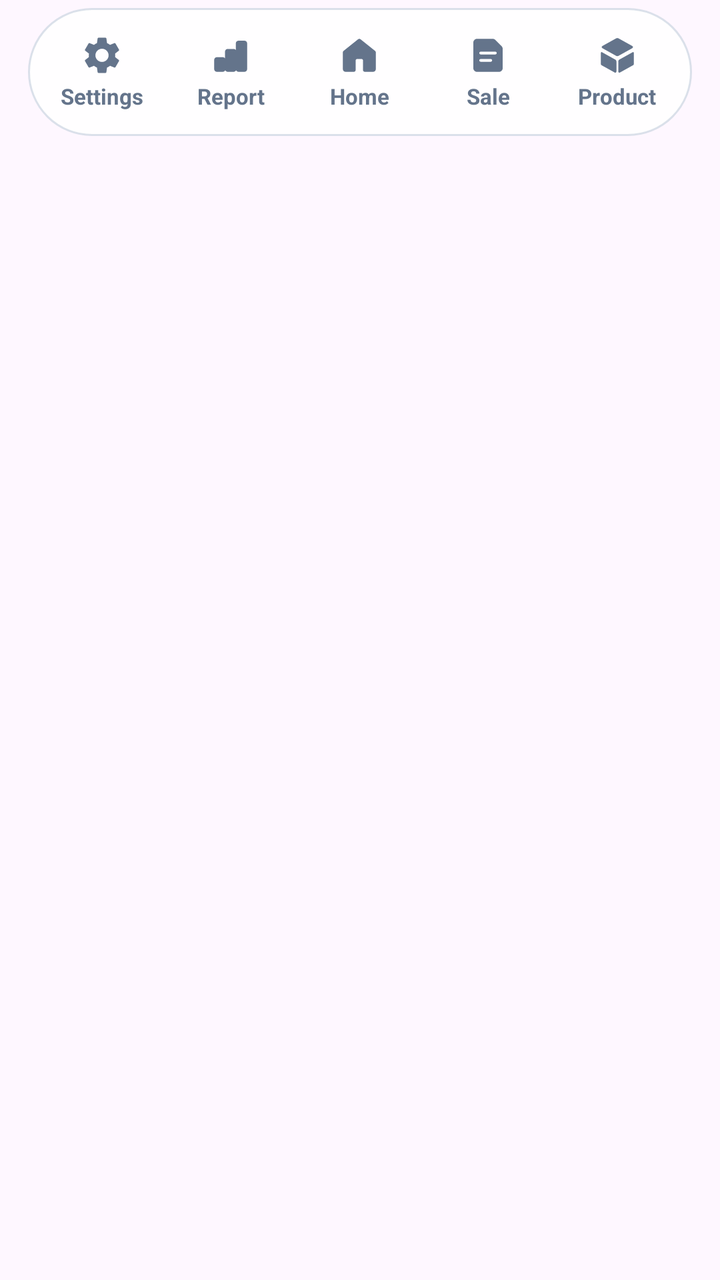
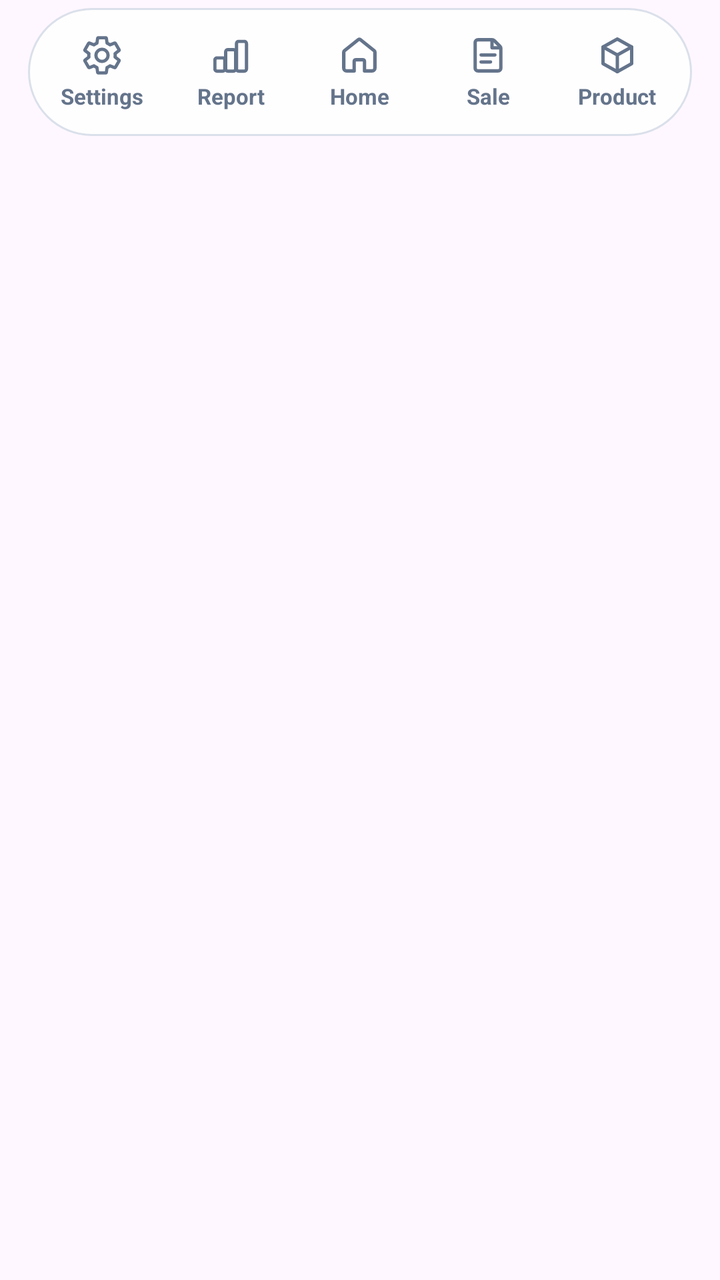

Screens rendered from an Android XML layout before and after an edit, with the pre-edit source and the edit as a unified diff.
<!-- AndroidManifest.xml: application theme Theme.InFlowPremium -->
<!-- res/layout/view_bottom_nav.xml -->
<?xml version="1.0" encoding="utf-8"?>
<FrameLayout xmlns:android="http://schemas.android.com/apk/res/android"
    xmlns:app="http://schemas.android.com/apk/res-auto"
    android:layout_width="match_parent"
    android:layout_height="wrap_content"
    android:layout_gravity="bottom"
    android:background="@android:color/transparent"
    android:paddingHorizontal="14dp"
    android:paddingTop="4dp"
    android:paddingBottom="12dp">

    
    <LinearLayout
        android:layout_width="match_parent"
        android:layout_height="64dp"
        android:background="@drawable/bg_nav_capsule"
        android:baselineAligned="false"
        android:elevation="12dp"
        android:gravity="center_vertical"
        android:orientation="horizontal"
        android:padding="5dp">

        
        <LinearLayout
            android:id="@+id/navTabSettings"
            android:layout_width="0dp"
            android:layout_height="match_parent"
            android:layout_weight="1"
            android:clickable="true"
            android:focusable="true"
            android:gravity="center"
            android:orientation="vertical">

            <ImageView
                android:id="@+id/ivNavSettings"
                android:layout_width="22dp"
                android:layout_height="22dp"
                android:contentDescription="Settings"
                android:src="@drawable/ic_nav_settings"
                app:tint="#64748B" />

            <TextView
                android:id="@+id/tvNavSettings"
                android:layout_width="wrap_content"
                android:layout_height="wrap_content"
                android:layout_marginTop="2dp"
                android:text="Settings"
                android:textColor="#64748B"
                android:textSize="11sp"
                android:textStyle="bold" />
        </LinearLayout>

        
        <LinearLayout
            android:id="@+id/navTabReport"
            android:layout_width="0dp"
            android:layout_height="match_parent"
            android:layout_weight="1"
            android:clickable="true"
            android:focusable="true"
            android:gravity="center"
            android:orientation="vertical">

            <ImageView
                android:id="@+id/ivNavReport"
                android:layout_width="22dp"
                android:layout_height="22dp"
                android:contentDescription="Report"
                android:src="@drawable/ic_nav_report"
                app:tint="#64748B" />

            <TextView
                android:id="@+id/tvNavReport"
                android:layout_width="wrap_content"
                android:layout_height="wrap_content"
                android:layout_marginTop="2dp"
                android:text="Report"
                android:textColor="#64748B"
                android:textSize="11sp"
                android:textStyle="bold" />
        </LinearLayout>

        
        <LinearLayout
            android:id="@+id/navTabHome"
            android:layout_width="0dp"
            android:layout_height="match_parent"
            android:layout_weight="1"
            android:clickable="true"
            android:focusable="true"
            android:gravity="center"
            android:orientation="vertical">

            <ImageView
                android:id="@+id/ivNavHome"
                android:layout_width="22dp"
                android:layout_height="22dp"
                android:contentDescription="Home"
                android:src="@drawable/ic_nav_home"
                app:tint="#64748B" />

            <TextView
                android:id="@+id/tvNavHome"
                android:layout_width="wrap_content"
                android:layout_height="wrap_content"
                android:layout_marginTop="2dp"
                android:text="Home"
                android:textColor="#64748B"
                android:textSize="11sp"
                android:textStyle="bold" />
        </LinearLayout>

        
        <LinearLayout
            android:id="@+id/navTabSo"
            android:layout_width="0dp"
            android:layout_height="match_parent"
            android:layout_weight="1"
            android:clickable="true"
            android:focusable="true"
            android:gravity="center"
            android:orientation="vertical">

            <ImageView
                android:id="@+id/ivNavSo"
                android:layout_width="22dp"
                android:layout_height="22dp"
                android:contentDescription="Sales Orders"
                android:src="@drawable/ic_nav_so"
                app:tint="#64748B" />

            <TextView
                android:id="@+id/tvNavSo"
                android:layout_width="wrap_content"
                android:layout_height="wrap_content"
                android:layout_marginTop="2dp"
                android:text="Sale"
                android:textColor="#64748B"
                android:textSize="11sp"
                android:textStyle="bold" />
        </LinearLayout>

        
        <LinearLayout
            android:id="@+id/navTabProduct"
            android:layout_width="0dp"
            android:layout_height="match_parent"
            android:layout_weight="1"
            android:clickable="true"
            android:focusable="true"
            android:gravity="center"
            android:orientation="vertical">

            <ImageView
                android:id="@+id/ivNavProduct"
                android:layout_width="22dp"
                android:layout_height="22dp"
                android:contentDescription="Product"
                android:src="@drawable/ic_nav_product"
                app:tint="#64748B" />

            <TextView
                android:id="@+id/tvNavProduct"
                android:layout_width="wrap_content"
                android:layout_height="wrap_content"
                android:layout_marginTop="2dp"
                android:text="Product"
                android:textColor="#64748B"
                android:textSize="11sp"
                android:textStyle="bold" />
        </LinearLayout>

    </LinearLayout>
</FrameLayout>
<!-- resources referenced by this layout -->
<resources>
  <!-- drawable ic_nav_home (drawable) -->
  <?xml version="1.0" encoding="utf-8"?>
  <vector xmlns:android="http://schemas.android.com/apk/res/android"
      android:width="24dp"
      android:height="24dp"
      android:viewportWidth="24"
      android:viewportHeight="24">
      <path
          android:fillColor="#FFFFFFFF"
          android:pathData="M11.35,3.22c0.38,-0.3 0.92,-0.3 1.3,0l8,6.4C20.87,9.8 21,10.07 21,10.35V19.5c0,0.83 -0.67,1.5 -1.5,1.5H15c-0.55,0 -1,-0.45 -1,-1v-5.2c0,-0.44 -0.36,-0.8 -0.8,-0.8h-2.4c-0.44,0 -0.8,0.36 -0.8,0.8V20c0,0.55 -0.45,1 -1,1H4.5C3.67,21 3,20.33 3,19.5v-9.15c0,-0.28 0.13,-0.55 0.35,-0.73L11.35,3.22z" />
  </vector>
  <!-- drawable ic_nav_product (drawable) -->
  <?xml version="1.0" encoding="utf-8"?>
  <vector xmlns:android="http://schemas.android.com/apk/res/android"
      android:width="24dp"
      android:height="24dp"
      android:viewportWidth="24"
      android:viewportHeight="24">
      <path
          android:fillColor="#FFFFFFFF"
          android:pathData="M12.69,2.76l7.5,4.17c0.45,0.25 0.45,0.9 0,1.15L12.69,12.25c-0.43,0.24 -0.95,0.24 -1.38,0L3.81,8.08c-0.45,-0.25 -0.45,-0.9 0,-1.15l7.5,-4.17C11.74,2.52 12.26,2.52 12.69,2.76zM3.5,10.22l7.4,4.11c0.37,0.21 0.6,0.6 0.6,1.02v5.48c0,0.47 -0.5,0.78 -0.92,0.55l-7.17,-3.98C3.16,17.25 3,16.98 3,16.69V10.8C3,10.32 3.5,10.02 3.5,10.22zM20.5,10.22c0,-0.2 0.5,0.1 0.5,0.58v5.89c0,0.29 -0.16,0.56 -0.41,0.7l-7.17,3.98c-0.42,0.23 -0.92,-0.08 -0.92,-0.55v-5.48c0,-0.42 0.23,-0.81 0.6,-1.02L20.5,10.22z" />
  </vector>
  <!-- drawable ic_nav_report (drawable) -->
  <?xml version="1.0" encoding="utf-8"?>
  <vector xmlns:android="http://schemas.android.com/apk/res/android"
      android:width="24dp"
      android:height="24dp"
      android:viewportWidth="24"
      android:viewportHeight="24">
      <path
          android:fillColor="#FFFFFFFF"
          android:pathData="M4.5,13h3.2c0.83,0 1.5,0.67 1.5,1.5v5c0,0.83 -0.67,1.5 -1.5,1.5H4.5C3.67,21 3,20.33 3,19.5v-5C3,13.67 3.67,13 4.5,13zM10.4,8.5h3.2c0.83,0 1.5,0.67 1.5,1.5v9.5c0,0.83 -0.67,1.5 -1.5,1.5h-3.2c-0.83,0 -1.5,-0.67 -1.5,-1.5V10C8.9,9.17 9.57,8.5 10.4,8.5zM16.3,4h3.2C20.33,4 21,4.67 21,5.5v14c0,0.83 -0.67,1.5 -1.5,1.5h-3.2c-0.83,0 -1.5,-0.67 -1.5,-1.5v-14C14.8,4.67 15.47,4 16.3,4z" />
  </vector>
  <!-- drawable ic_nav_settings (drawable) -->
  <?xml version="1.0" encoding="utf-8"?>
  <vector xmlns:android="http://schemas.android.com/apk/res/android"
      android:width="24dp"
      android:height="24dp"
      android:viewportWidth="24"
      android:viewportHeight="24">
      <path
          android:fillColor="#FFFFFFFF"
          android:pathData="M19.14,12.94c0.04,-0.3 0.06,-0.61 0.06,-0.94c0,-0.32 -0.02,-0.64 -0.07,-0.94l2.03,-1.58c0.18,-0.14 0.23,-0.41 0.12,-0.61l-1.92,-3.32c-0.12,-0.22 -0.37,-0.29 -0.59,-0.22l-2.39,0.96c-0.5,-0.38 -1.03,-0.7 -1.62,-0.94L14.4,2.81c-0.04,-0.24 -0.24,-0.41 -0.48,-0.41h-3.84c-0.24,0 -0.43,0.17 -0.47,0.41L9.25,5.35C8.66,5.59 8.12,5.92 7.63,6.29L5.24,5.33c-0.22,-0.08 -0.47,0 -0.59,0.22L2.74,8.87C2.62,9.08 2.66,9.34 2.86,9.48l2.03,1.58C4.84,11.36 4.8,11.69 4.8,12s0.02,0.64 0.07,0.94l-2.03,1.58c-0.18,0.14 -0.23,0.41 -0.12,0.61l1.92,3.32c0.12,0.22 0.37,0.29 0.59,0.22l2.39,-0.96c0.5,0.38 1.03,0.7 1.62,0.94l0.36,2.54c0.05,0.24 0.24,0.41 0.48,0.41h3.84c0.24,0 0.44,-0.17 0.47,-0.41l0.36,-2.54c0.59,-0.24 1.13,-0.56 1.62,-0.94l2.39,0.96c0.22,0.08 0.47,0 0.59,-0.22l1.92,-3.32c0.12,-0.22 0.07,-0.47 -0.12,-0.61L19.14,12.94zM12,15.6c-1.98,0 -3.6,-1.62 -3.6,-3.6s1.62,-3.6 3.6,-3.6s3.6,1.62 3.6,3.6S13.98,15.6 12,15.6z" />
  </vector>
  <!-- drawable ic_nav_so (drawable) -->
  <?xml version="1.0" encoding="utf-8"?>
  <vector xmlns:android="http://schemas.android.com/apk/res/android"
      android:width="24dp"
      android:height="24dp"
      android:viewportWidth="24"
      android:viewportHeight="24">
      <path
          android:fillColor="#FFFFFFFF"
          android:pathData="M6,3h8.59c0.53,0 1.04,0.21 1.41,0.59l3.41,3.41C19.79,7.37 20,7.88 20,8.41V19c0,1.1 -0.9,2 -2,2H6c-1.1,0 -2,-0.9 -2,-2V5C4,3.9 4.9,3 6,3zM8,11.5h8c0.41,0 0.75,-0.34 0.75,-0.75S16.41,10 16,10H8c-0.41,0 -0.75,0.34 -0.75,0.75S7.59,11.5 8,11.5zM8,15.5h5.5c0.41,0 0.75,-0.34 0.75,-0.75S13.91,14 13.5,14H8c-0.41,0 -0.75,0.34 -0.75,0.75S7.59,15.5 8,15.5z" />
  </vector>
  <!-- unchanged entries left out for length: 5 -->
</resources>

<!-- the commit's change to res/layout/view_bottom_nav.xml (unified diff, before → after) -->
@@ -5,14 +5,18 @@
     android:layout_height="wrap_content"
     android:layout_gravity="bottom"
     android:background="@android:color/transparent"
+    android:clipChildren="false"
+    android:clipToPadding="false"
     android:paddingHorizontal="14dp"
     android:paddingTop="4dp"
     android:paddingBottom="12dp">
 
     
     <LinearLayout
+        android:id="@+id/navCapsulePill"
         android:layout_width="match_parent"
         android:layout_height="64dp"
+        android:layout_gravity="center_horizontal"
         android:background="@drawable/bg_nav_capsule"
         android:baselineAligned="false"
         android:elevation="12dp"
@@ -36,7 +40,7 @@
                 android:layout_width="22dp"
                 android:layout_height="22dp"
                 android:contentDescription="Settings"
-                android:src="@drawable/ic_nav_settings"
+                android:src="@drawable/ic_nav_settings_outline"
                 app:tint="#64748B" />
 
             <TextView
@@ -66,7 +70,7 @@
                 android:layout_width="22dp"
                 android:layout_height="22dp"
                 android:contentDescription="Report"
-                android:src="@drawable/ic_nav_report"
+                android:src="@drawable/ic_nav_report_outline"
                 app:tint="#64748B" />
 
             <TextView
@@ -96,7 +100,7 @@
                 android:layout_width="22dp"
                 android:layout_height="22dp"
                 android:contentDescription="Home"
-                android:src="@drawable/ic_nav_home"
+                android:src="@drawable/ic_nav_home_outline"
                 app:tint="#64748B" />
 
             <TextView
@@ -126,7 +130,7 @@
                 android:layout_width="22dp"
                 android:layout_height="22dp"
                 android:contentDescription="Sales Orders"
-                android:src="@drawable/ic_nav_so"
+                android:src="@drawable/ic_nav_so_outline"
                 app:tint="#64748B" />
 
             <TextView
@@ -156,7 +160,7 @@
                 android:layout_width="22dp"
                 android:layout_height="22dp"
                 android:contentDescription="Product"
-                android:src="@drawable/ic_nav_product"
+                android:src="@drawable/ic_nav_product_outline"
                 app:tint="#64748B" />
 
             <TextView
<!-- resource entries referenced after the edit -->
@@ -1,6 +1,6 @@
 <!-- resources referenced by this layout -->
 <resources>
-  <!-- drawable ic_nav_home (drawable) -->
+  <!-- drawable ic_nav_home_outline (drawable) -->
   <?xml version="1.0" encoding="utf-8"?>
   <vector xmlns:android="http://schemas.android.com/apk/res/android"
       android:width="24dp"
@@ -8,10 +8,14 @@
       android:viewportWidth="24"
       android:viewportHeight="24">
       <path
-          android:fillColor="#FFFFFFFF"
-          android:pathData="M11.35,3.22c0.38,-0.3 0.92,-0.3 1.3,0l8,6.4C20.87,9.8 21,10.07 21,10.35V19.5c0,0.83 -0.67,1.5 -1.5,1.5H15c-0.55,0 -1,-0.45 -1,-1v-5.2c0,-0.44 -0.36,-0.8 -0.8,-0.8h-2.4c-0.44,0 -0.8,0.36 -0.8,0.8V20c0,0.55 -0.45,1 -1,1H4.5C3.67,21 3,20.33 3,19.5v-9.15c0,-0.28 0.13,-0.55 0.35,-0.73L11.35,3.22z" />
+          android:fillColor="#00000000"
+          android:pathData="M11.35,3.5c0.38,-0.3 0.92,-0.3 1.3,0l7.5,6.0c0.22,0.18 0.35,0.45 0.35,0.73V19c0,0.83 -0.67,1.5 -1.5,1.5h-4.2v-5.3c0,-0.44 -0.36,-0.8 -0.8,-0.8h-4c-0.44,0 -0.8,0.36 -0.8,0.8V20.5H5c-0.83,0 -1.5,-0.67 -1.5,-1.5v-8.77c0,-0.28 0.13,-0.55 0.35,-0.73L11.35,3.5z"
+          android:strokeColor="#FFFFFFFF"
+          android:strokeLineCap="round"
+          android:strokeLineJoin="round"
+          android:strokeWidth="1.85" />
   </vector>
-  <!-- drawable ic_nav_product (drawable) -->
+  <!-- drawable ic_nav_product_outline (drawable) -->
   <?xml version="1.0" encoding="utf-8"?>
   <vector xmlns:android="http://schemas.android.com/apk/res/android"
       android:width="24dp"
@@ -19,10 +23,21 @@
       android:viewportWidth="24"
       android:viewportHeight="24">
       <path
-          android:fillColor="#FFFFFFFF"
-          android:pathData="M12.69,2.76l7.5,4.17c0.45,0.25 0.45,0.9 0,1.15L12.69,12.25c-0.43,0.24 -0.95,0.24 -1.38,0L3.81,8.08c-0.45,-0.25 -0.45,-0.9 0,-1.15l7.5,-4.17C11.74,2.52 12.26,2.52 12.69,2.76zM3.5,10.22l7.4,4.11c0.37,0.21 0.6,0.6 0.6,1.02v5.48c0,0.47 -0.5,0.78 -0.92,0.55l-7.17,-3.98C3.16,17.25 3,16.98 3,16.69V10.8C3,10.32 3.5,10.02 3.5,10.22zM20.5,10.22c0,-0.2 0.5,0.1 0.5,0.58v5.89c0,0.29 -0.16,0.56 -0.41,0.7l-7.17,3.98c-0.42,0.23 -0.92,-0.08 -0.92,-0.55v-5.48c0,-0.42 0.23,-0.81 0.6,-1.02L20.5,10.22z" />
+          android:fillColor="#00000000"
+          android:pathData="M12,3.1l7.8,4.35v9.1L12,20.9l-7.8,-4.35v-9.1L12,3.1z"
+          android:strokeColor="#FFFFFFFF"
+          android:strokeLineCap="round"
+          android:strokeLineJoin="round"
+          android:strokeWidth="1.85" />
+      <path
+          android:fillColor="#00000000"
+          android:pathData="M4.2,7.45L12,11.8l7.8,-4.35M12,11.8v9.1"
+          android:strokeColor="#FFFFFFFF"
+          android:strokeLineCap="round"
+          android:strokeLineJoin="round"
+          android:strokeWidth="1.85" />
   </vector>
-  <!-- drawable ic_nav_report (drawable) -->
+  <!-- drawable ic_nav_report_outline (drawable) -->
   <?xml version="1.0" encoding="utf-8"?>
   <vector xmlns:android="http://schemas.android.com/apk/res/android"
       android:width="24dp"
@@ -30,10 +45,14 @@
       android:viewportWidth="24"
       android:viewportHeight="24">
       <path
-          android:fillColor="#FFFFFFFF"
-          android:pathData="M4.5,13h3.2c0.83,0 1.5,0.67 1.5,1.5v5c0,0.83 -0.67,1.5 -1.5,1.5H4.5C3.67,21 3,20.33 3,19.5v-5C3,13.67 3.67,13 4.5,13zM10.4,8.5h3.2c0.83,0 1.5,0.67 1.5,1.5v9.5c0,0.83 -0.67,1.5 -1.5,1.5h-3.2c-0.83,0 -1.5,-0.67 -1.5,-1.5V10C8.9,9.17 9.57,8.5 10.4,8.5zM16.3,4h3.2C20.33,4 21,4.67 21,5.5v14c0,0.83 -0.67,1.5 -1.5,1.5h-3.2c-0.83,0 -1.5,-0.67 -1.5,-1.5v-14C14.8,4.67 15.47,4 16.3,4z" />
+          android:fillColor="#00000000"
+          android:pathData="M4.5,13.4h3.2c0.6,0 1.1,0.5 1.1,1.1v5c0,0.6 -0.5,1.1 -1.1,1.1H4.5c-0.6,0 -1.1,-0.5 -1.1,-1.1v-5C3.4,13.9 3.9,13.4 4.5,13.4zM10.4,8.9h3.2c0.6,0 1.1,0.5 1.1,1.1v9.5c0,0.6 -0.5,1.1 -1.1,1.1h-3.2c-0.6,0 -1.1,-0.5 -1.1,-1.1V10C9.3,9.4 9.8,8.9 10.4,8.9zM16.3,4.4h3.2c0.6,0 1.1,0.5 1.1,1.1v14c0,0.6 -0.5,1.1 -1.1,1.1h-3.2c-0.6,0 -1.1,-0.5 -1.1,-1.1v-14C15.2,4.9 15.7,4.4 16.3,4.4z"
+          android:strokeColor="#FFFFFFFF"
+          android:strokeLineCap="round"
+          android:strokeLineJoin="round"
+          android:strokeWidth="1.8" />
   </vector>
-  <!-- drawable ic_nav_settings (drawable) -->
+  <!-- drawable ic_nav_settings_outline (drawable) -->
   <?xml version="1.0" encoding="utf-8"?>
   <vector xmlns:android="http://schemas.android.com/apk/res/android"
       android:width="24dp"
@@ -41,10 +60,21 @@
       android:viewportWidth="24"
       android:viewportHeight="24">
       <path
-          android:fillColor="#FFFFFFFF"
-          android:pathData="M19.14,12.94c0.04,-0.3 0.06,-0.61 0.06,-0.94c0,-0.32 -0.02,-0.64 -0.07,-0.94l2.03,-1.58c0.18,-0.14 0.23,-0.41 0.12,-0.61l-1.92,-3.32c-0.12,-0.22 -0.37,-0.29 -0.59,-0.22l-2.39,0.96c-0.5,-0.38 -1.03,-0.7 -1.62,-0.94L14.4,2.81c-0.04,-0.24 -0.24,-0.41 -0.48,-0.41h-3.84c-0.24,0 -0.43,0.17 -0.47,0.41L9.25,5.35C8.66,5.59 8.12,5.92 7.63,6.29L5.24,5.33c-0.22,-0.08 -0.47,0 -0.59,0.22L2.74,8.87C2.62,9.08 2.66,9.34 2.86,9.48l2.03,1.58C4.84,11.36 4.8,11.69 4.8,12s0.02,0.64 0.07,0.94l-2.03,1.58c-0.18,0.14 -0.23,0.41 -0.12,0.61l1.92,3.32c0.12,0.22 0.37,0.29 0.59,0.22l2.39,-0.96c0.5,0.38 1.03,0.7 1.62,0.94l0.36,2.54c0.05,0.24 0.24,0.41 0.48,0.41h3.84c0.24,0 0.44,-0.17 0.47,-0.41l0.36,-2.54c0.59,-0.24 1.13,-0.56 1.62,-0.94l2.39,0.96c0.22,0.08 0.47,0 0.59,-0.22l1.92,-3.32c0.12,-0.22 0.07,-0.47 -0.12,-0.61L19.14,12.94zM12,15.6c-1.98,0 -3.6,-1.62 -3.6,-3.6s1.62,-3.6 3.6,-3.6s3.6,1.62 3.6,3.6S13.98,15.6 12,15.6z" />
+          android:fillColor="#00000000"
+          android:pathData="M19.14,12.94c0.04,-0.3 0.06,-0.61 0.06,-0.94c0,-0.32 -0.02,-0.64 -0.07,-0.94l2.03,-1.58c0.18,-0.14 0.23,-0.41 0.12,-0.61l-1.92,-3.32c-0.12,-0.22 -0.37,-0.29 -0.59,-0.22l-2.39,0.96c-0.5,-0.38 -1.03,-0.7 -1.62,-0.94L14.4,2.81c-0.04,-0.24 -0.24,-0.41 -0.48,-0.41h-3.84c-0.24,0 -0.43,0.17 -0.47,0.41L9.25,5.35C8.66,5.59 8.12,5.92 7.63,6.29L5.24,5.33c-0.22,-0.08 -0.47,0 -0.59,0.22L2.74,8.87C2.62,9.08 2.66,9.34 2.86,9.48l2.03,1.58C4.84,11.36 4.8,11.69 4.8,12s0.02,0.64 0.07,0.94l-2.03,1.58c-0.18,0.14 -0.23,0.41 -0.12,0.61l1.92,3.32c0.12,0.22 0.37,0.29 0.59,0.22l2.39,-0.96c0.5,0.38 1.03,0.7 1.62,0.94l0.36,2.54c0.05,0.24 0.24,0.41 0.48,0.41h3.84c0.24,0 0.44,-0.17 0.47,-0.41l0.36,-2.54c0.59,-0.24 1.13,-0.56 1.62,-0.94l2.39,0.96c0.22,0.08 0.47,0 0.59,-0.22l1.92,-3.32c0.12,-0.22 0.07,-0.47 -0.12,-0.61L19.14,12.94z"
+          android:strokeColor="#FFFFFFFF"
+          android:strokeLineCap="round"
+          android:strokeLineJoin="round"
+          android:strokeWidth="1.75" />
+      <path
+          android:fillColor="#00000000"
+          android:pathData="M12,15.3a3.3,3.3 0 1,1 0,-6.6a3.3,3.3 0 1,1 0,6.6z"
+          android:strokeColor="#FFFFFFFF"
+          android:strokeLineCap="round"
+          android:strokeLineJoin="round"
+          android:strokeWidth="1.75" />
   </vector>
-  <!-- drawable ic_nav_so (drawable) -->
+  <!-- drawable ic_nav_so_outline (drawable) -->
   <?xml version="1.0" encoding="utf-8"?>
   <vector xmlns:android="http://schemas.android.com/apk/res/android"
       android:width="24dp"
@@ -52,8 +82,19 @@
       android:viewportWidth="24"
       android:viewportHeight="24">
       <path
-          android:fillColor="#FFFFFFFF"
-          android:pathData="M6,3h8.59c0.53,0 1.04,0.21 1.41,0.59l3.41,3.41C19.79,7.37 20,7.88 20,8.41V19c0,1.1 -0.9,2 -2,2H6c-1.1,0 -2,-0.9 -2,-2V5C4,3.9 4.9,3 6,3zM8,11.5h8c0.41,0 0.75,-0.34 0.75,-0.75S16.41,10 16,10H8c-0.41,0 -0.75,0.34 -0.75,0.75S7.59,11.5 8,11.5zM8,15.5h5.5c0.41,0 0.75,-0.34 0.75,-0.75S13.91,14 13.5,14H8c-0.41,0 -0.75,0.34 -0.75,0.75S7.59,15.5 8,15.5z" />
+          android:fillColor="#00000000"
+          android:pathData="M6.5,3.5h7.8c0.4,0 0.8,0.16 1.08,0.44l3.18,3.18c0.28,0.28 0.44,0.68 0.44,1.08V19c0,0.83 -0.67,1.5 -1.5,1.5H6.5c-0.83,0 -1.5,-0.67 -1.5,-1.5V5C5,4.17 5.67,3.5 6.5,3.5z"
+          android:strokeColor="#FFFFFFFF"
+          android:strokeLineCap="round"
+          android:strokeLineJoin="round"
+          android:strokeWidth="1.85" />
+      <path
+          android:fillColor="#00000000"
+          android:pathData="M14.2,3.7v4.2h4.2M8.2,11.8h7.6M8.2,15.6h5.2"
+          android:strokeColor="#FFFFFFFF"
+          android:strokeLineCap="round"
+          android:strokeLineJoin="round"
+          android:strokeWidth="1.8" />
   </vector>
   <!-- unchanged entries left out for length: 5 -->
 </resources>
